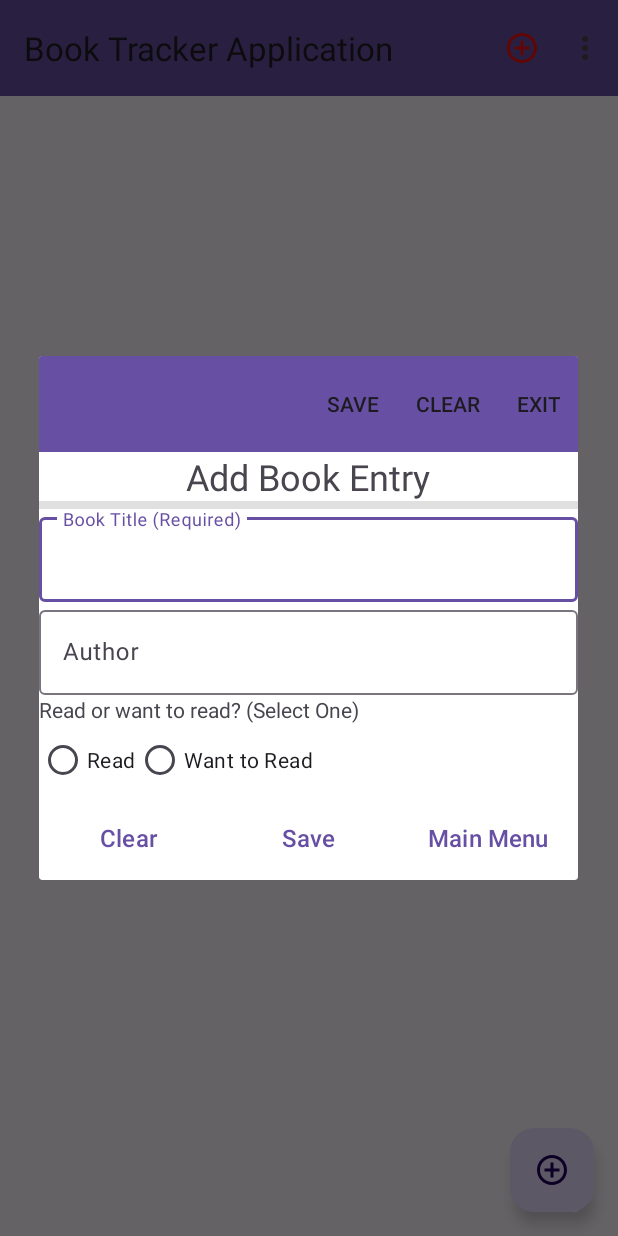
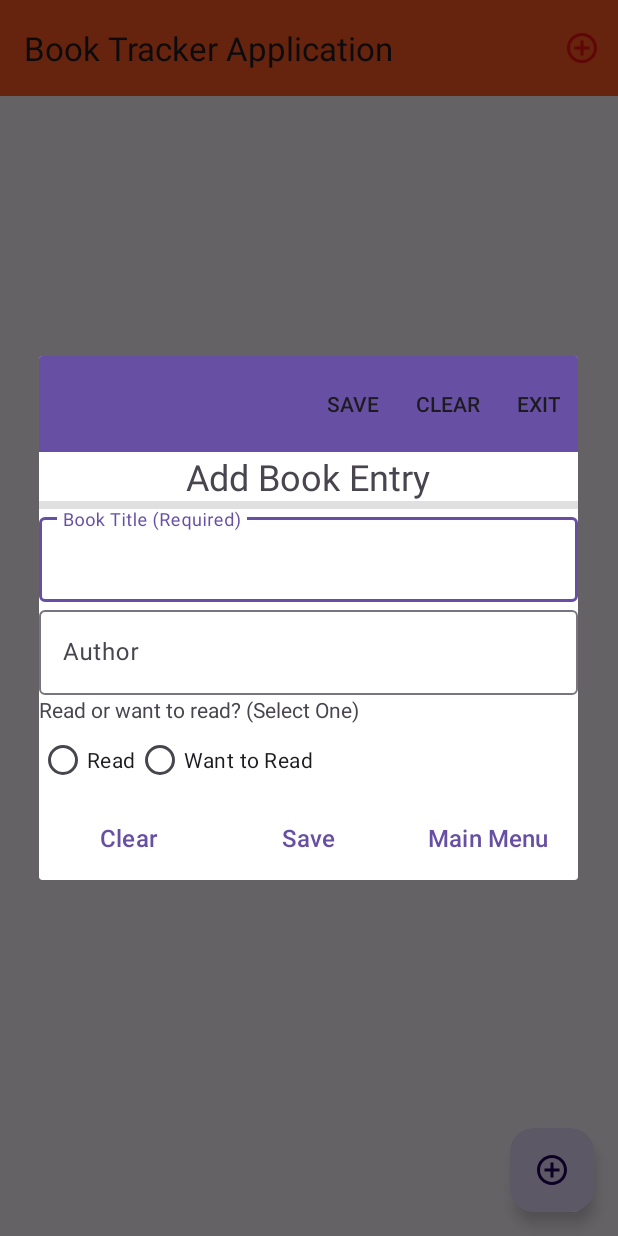
Before and after one commit to maxfinchh/BookTrackerRoughDraft, an Android app: the screen it shows after launch (MainActivity), after a tap on "Add", on a phone screen of 412 x 824 dp. Run offline under Robolectric (Android 15) with nearby library versions, the phone set to English and light mode, and no system bars.

Commit message:
final project

```diff
--- a/app/src/main/res/layout/activity_main.xml
+++ b/app/src/main/res/layout/activity_main.xml
@@ -14,7 +14,7 @@
             android:id="@+id/toolbar"
             android:layout_width="match_parent"
             android:layout_height="?attr/actionBarSize"
-            android:background="?attr/colorPrimary" />
+            android:background="#FF5722" />
 
     </com.google.android.material.appbar.AppBarLayout>
 
--- a/app/src/main/res/menu/menu_activity_main.xml
+++ b/app/src/main/res/menu/menu_activity_main.xml
@@ -7,12 +7,4 @@
         android:icon="@drawable/baseline_add_circle_outline_24"
         android:title="Add"
         app:showAsAction="ifRoom" />
-    <item
-        android:id="@+id/action_name"
-        android:title="Name"
-        app:showAsAction="never" />
-    <item
-        android:id="@+id/action_phone"
-        android:title="Phone"
-        app:showAsAction="never" />
 </menu>
```
